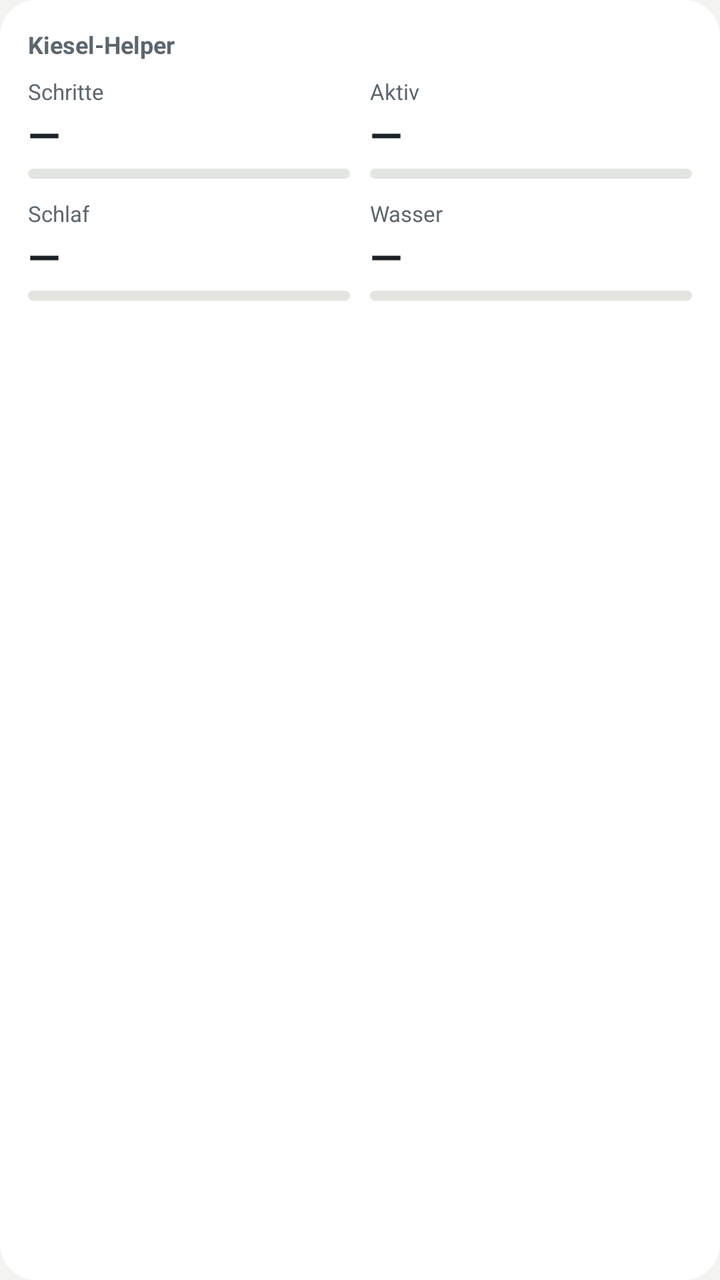
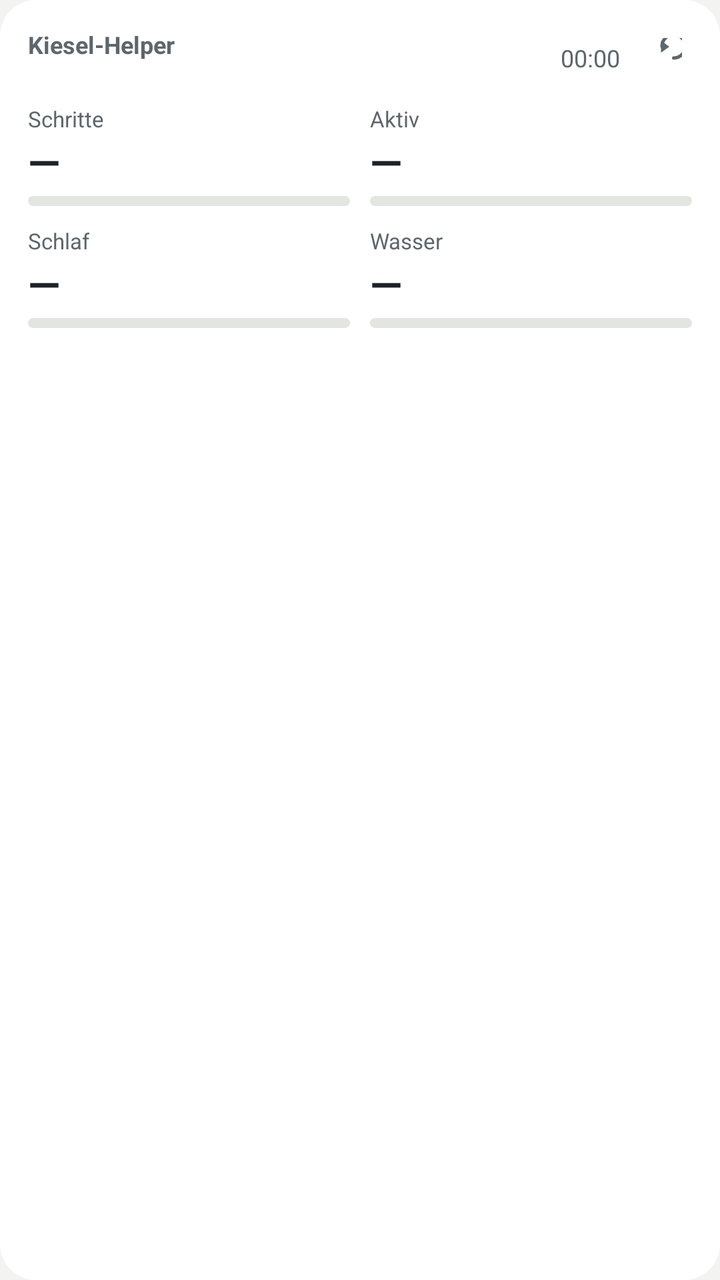

Screens rendered from an Android XML layout before and after an edit, with the pre-edit source and the edit as a unified diff.
<!-- AndroidManifest.xml: application theme KieselTheme -->
<!-- res/layout/widget_gesundheit.xml -->
<?xml version="1.0" encoding="utf-8"?>
<LinearLayout xmlns:android="http://schemas.android.com/apk/res/android"
    android:id="@+id/w_wurzel"
    android:layout_width="match_parent"
    android:layout_height="match_parent"
    android:background="@drawable/widget_grund"
    android:orientation="vertical"
    android:padding="14dp">

    <LinearLayout
        android:layout_width="match_parent"
        android:layout_height="wrap_content"
        android:layout_marginBottom="8dp"
        android:orientation="horizontal">

        <TextView
            android:layout_width="0dp"
            android:layout_height="wrap_content"
            android:layout_weight="1"
            android:text="@string/app_name"
            android:textColor="@color/schrift_zart"
            android:textSize="12sp"
            android:textStyle="bold" />

        <TextView
            android:id="@+id/w_stand"
            android:layout_width="wrap_content"
            android:layout_height="wrap_content"
            android:textColor="@color/schrift_zart"
            android:textSize="12sp" />
    </LinearLayout>

    <LinearLayout
        android:layout_width="match_parent"
        android:layout_height="wrap_content"
        android:orientation="horizontal">

        <LinearLayout
            android:layout_width="0dp"
            android:layout_height="wrap_content"
            android:layout_weight="1"
            android:layout_marginEnd="10dp"
            android:orientation="vertical">

            <TextView
                android:layout_width="wrap_content"
                android:layout_height="wrap_content"
                android:text="Schritte"
                android:textColor="@color/schrift_zart"
                android:textSize="11sp" />

            <TextView
                android:id="@+id/w_schritte_wert"
                android:layout_width="wrap_content"
                android:layout_height="wrap_content"
                android:text="—"
                android:textColor="@color/schrift"
                android:textSize="21sp"
                android:textStyle="bold" />

            <ProgressBar
                android:id="@+id/w_schritte_balken"
                style="?android:attr/progressBarStyleHorizontal"
                android:layout_width="match_parent"
                android:layout_height="5dp"
                android:layout_marginTop="3dp"
                android:max="100"
                android:progress="0"
                android:progressDrawable="@drawable/widget_balken" />
        </LinearLayout>

        <LinearLayout
            android:layout_width="0dp"
            android:layout_height="wrap_content"
            android:layout_weight="1"
            android:orientation="vertical">

            <TextView
                android:layout_width="wrap_content"
                android:layout_height="wrap_content"
                android:text="Aktiv"
                android:textColor="@color/schrift_zart"
                android:textSize="11sp" />

            <TextView
                android:id="@+id/w_aktiv_wert"
                android:layout_width="wrap_content"
                android:layout_height="wrap_content"
                android:text="—"
                android:textColor="@color/schrift"
                android:textSize="21sp"
                android:textStyle="bold" />

            <ProgressBar
                android:id="@+id/w_aktiv_balken"
                style="?android:attr/progressBarStyleHorizontal"
                android:layout_width="match_parent"
                android:layout_height="5dp"
                android:layout_marginTop="3dp"
                android:max="100"
                android:progress="0"
                android:progressDrawable="@drawable/widget_balken" />
        </LinearLayout>
    </LinearLayout>

    <LinearLayout
        android:layout_width="match_parent"
        android:layout_height="wrap_content"
        android:layout_marginTop="10dp"
        android:orientation="horizontal">

        <LinearLayout
            android:layout_width="0dp"
            android:layout_height="wrap_content"
            android:layout_weight="1"
            android:layout_marginEnd="10dp"
            android:orientation="vertical">

            <TextView
                android:layout_width="wrap_content"
                android:layout_height="wrap_content"
                android:text="Schlaf"
                android:textColor="@color/schrift_zart"
                android:textSize="11sp" />

            <TextView
                android:id="@+id/w_schlaf_wert"
                android:layout_width="wrap_content"
                android:layout_height="wrap_content"
                android:text="—"
                android:textColor="@color/schrift"
                android:textSize="21sp"
                android:textStyle="bold" />

            <ProgressBar
                android:id="@+id/w_schlaf_balken"
                style="?android:attr/progressBarStyleHorizontal"
                android:layout_width="match_parent"
                android:layout_height="5dp"
                android:layout_marginTop="3dp"
                android:max="100"
                android:progress="0"
                android:progressDrawable="@drawable/widget_balken" />
        </LinearLayout>

        <LinearLayout
            android:layout_width="0dp"
            android:layout_height="wrap_content"
            android:layout_weight="1"
            android:orientation="vertical">

            <TextView
                android:layout_width="wrap_content"
                android:layout_height="wrap_content"
                android:text="Wasser"
                android:textColor="@color/schrift_zart"
                android:textSize="11sp" />

            <TextView
                android:id="@+id/w_wasser_wert"
                android:layout_width="wrap_content"
                android:layout_height="wrap_content"
                android:text="—"
                android:textColor="@color/schrift"
                android:textSize="21sp"
                android:textStyle="bold" />

            <ProgressBar
                android:id="@+id/w_wasser_balken"
                style="?android:attr/progressBarStyleHorizontal"
                android:layout_width="match_parent"
                android:layout_height="5dp"
                android:layout_marginTop="3dp"
                android:max="100"
                android:progress="0"
                android:progressDrawable="@drawable/widget_balken" />
        </LinearLayout>
    </LinearLayout>

    <TextView
        android:id="@+id/w_fuss"
        android:layout_width="match_parent"
        android:layout_height="wrap_content"
        android:layout_marginTop="10dp"
        android:maxLines="1"
        android:textColor="@color/schrift_zart"
        android:textSize="12sp" />
</LinearLayout>
<!-- resources referenced by this layout -->
<resources>
  <color name="schrift">#1C2226</color>
  <color name="schrift_zart">#5D666C</color>
  <!-- drawable widget_balken (drawable) -->
  <?xml version="1.0" encoding="utf-8"?>
  <layer-list xmlns:android="http://schemas.android.com/apk/res/android">
      <item android:id="@android:id/background">
          <shape android:shape="rectangle">
              <solid android:color="@color/linie" />
              <corners android:radius="3dp" />
          </shape>
      </item>
      <item android:id="@android:id/progress">
          <clip>
              <shape android:shape="rectangle">
                  <solid android:color="@color/akzent" />
                  <corners android:radius="3dp" />
              </shape>
          </clip>
      </item>
  </layer-list>
  <!-- drawable widget_grund (drawable) -->
  <?xml version="1.0" encoding="utf-8"?>
  <shape xmlns:android="http://schemas.android.com/apk/res/android"
      android:shape="rectangle">
      <solid android:color="@color/karte" />
      <corners android:radius="18dp" />
  </shape>
  <string name="app_name">Kiesel-Helper</string>
  <style name="KieselTheme" parent="@android:style/Theme.Material.Light.NoActionBar">
          <item name="android:windowBackground">@color/grund</item>
          <item name="android:colorBackground">@color/grund</item>
          <item name="android:textColorPrimary">@color/schrift</item>
          <item name="android:textColorSecondary">@color/schrift_zart</item>
          <item name="android:textColorHint">@color/schrift_zart</item>
          <item name="android:colorAccent">@color/akzent</item>
          <item name="android:statusBarColor">@color/grund</item>
          <item name="android:windowLightStatusBar">true</item>
          <item name="android:navigationBarColor">@color/grund</item>
          <item name="android:windowLightNavigationBar">true</item>
      </style>
  <color name="linie">#E3E5E0</color>
  <color name="akzent">#3A6B79</color>
  <color name="karte">#FFFFFF</color>
  <color name="grund">#F3F4F1</color>
</resources>

<!-- the commit's change to res/layout/widget_gesundheit.xml (unified diff, before → after) -->
@@ -22,12 +22,24 @@
             android:textSize="12sp"
             android:textStyle="bold" />
 
-        <TextView
+        
+        <Chronometer
             android:id="@+id/w_stand"
             android:layout_width="wrap_content"
             android:layout_height="wrap_content"
+            android:layout_gravity="center_vertical"
             android:textColor="@color/schrift_zart"
             android:textSize="12sp" />
+
+        <ImageView
+            android:id="@+id/w_auffrischen"
+            android:layout_width="30dp"
+            android:layout_height="30dp"
+            android:layout_gravity="center_vertical"
+            android:layout_marginStart="6dp"
+            android:padding="5dp"
+            android:src="@drawable/ic_auffrischen"
+            android:contentDescription="@string/widget_auffrischen" />
     </LinearLayout>
 
     <LinearLayout
<!-- resource entries referenced after the edit -->
@@ -2,6 +2,27 @@
 <resources>
   <color name="schrift">#1C2226</color>
   <color name="schrift_zart">#5D666C</color>
+  <!-- drawable ic_auffrischen (drawable) -->
+  <?xml version="1.0" encoding="utf-8"?>
+  <vector xmlns:android="http://schemas.android.com/apk/res/android"
+      android:width="24dp"
+      android:height="24dp"
+      android:viewportWidth="24"
+      android:viewportHeight="24">
+  
+      
+      <path
+          android:pathData="M19,12 A7,7 0 1 0 12,5"
+          android:strokeColor="@color/schrift_zart"
+          android:strokeWidth="2"
+          android:strokeLineCap="round"
+          android:fillColor="#00000000" />
+  
+      
+      <path
+          android:pathData="M11.4,1.6 L16.4,5.2 L11.4,8.8 z"
+          android:fillColor="@color/schrift_zart" />
+  </vector>
   <!-- drawable widget_balken (drawable) -->
   <?xml version="1.0" encoding="utf-8"?>
   <layer-list xmlns:android="http://schemas.android.com/apk/res/android">
@@ -28,6 +49,7 @@
       <corners android:radius="18dp" />
   </shape>
   <string name="app_name">Kiesel-Helper</string>
+  <string name="widget_auffrischen">Jetzt auffrischen</string>
   <style name="KieselTheme" parent="@android:style/Theme.Material.Light.NoActionBar">
           <item name="android:windowBackground">@color/grund</item>
           <item name="android:colorBackground">@color/grund</item>
